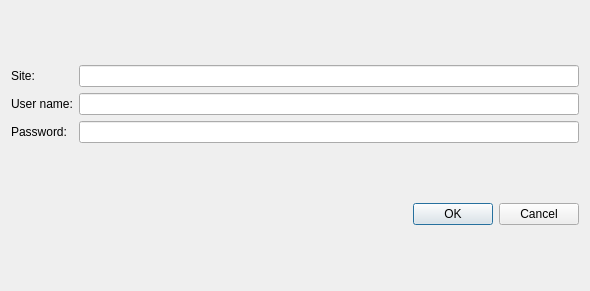
Above: client/qt/LoginDialog.ui from nestal/hearty_rabbit before the change. Below: the same form after it.
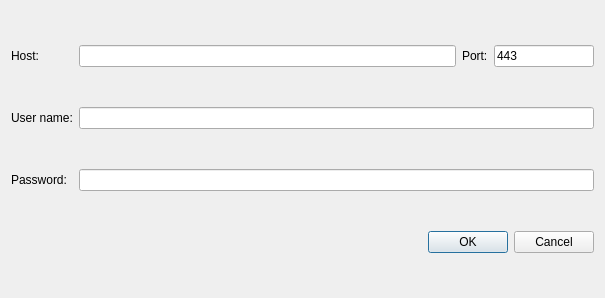
That is the form after the change.

Commit message: Login success to localhost

Patch:
```diff
--- a/client/qt/LoginDialog.ui
+++ b/client/qt/LoginDialog.ui
@@ -6,25 +6,49 @@
    <rect>
     <x>0</x>
     <y>0</y>
-    <width>590</width>
-    <height>291</height>
+    <width>605</width>
+    <height>298</height>
    </rect>
   </property>
   <property name="windowTitle">
    <string>Login to Hearty Rabbit</string>
   </property>
-  <layout class="QVBoxLayout" name="verticalLayout">
-   <item>
     <layout class="QGridLayout" name="gridLayout">
      <item row="0" column="0">
       <widget class="QLabel" name="label">
        <property name="text">
-        <string>Site:</string>
+      <string>Host:</string>
        </property>
       </widget>
      </item>
      <item row="0" column="1">
-      <widget class="QLineEdit" name="site"/>
+    <widget class="QLineEdit" name="host"/>
+   </item>
+   <item row="0" column="2">
+    <widget class="QLabel" name="label_4">
+     <property name="text">
+      <string>Port:</string>
+     </property>
+    </widget>
+   </item>
+   <item row="0" column="3">
+    <widget class="QLineEdit" name="port">
+     <property name="sizePolicy">
+      <sizepolicy hsizetype="Maximum" vsizetype="Fixed">
+       <horstretch>0</horstretch>
+       <verstretch>0</verstretch>
+      </sizepolicy>
+     </property>
+     <property name="maximumSize">
+      <size>
+       <width>100</width>
+       <height>16777215</height>
+      </size>
+     </property>
+     <property name="text">
+      <string>443</string>
+     </property>
+    </widget>
      </item>
      <item row="1" column="0">
       <widget class="QLabel" name="label_2">
@@ -33,7 +57,7 @@
        </property>
       </widget>
      </item>
-     <item row="1" column="1">
+   <item row="1" column="1" colspan="3">
       <widget class="QLineEdit" name="username"/>
      </item>
      <item row="2" column="0">
@@ -43,12 +67,14 @@
        </property>
       </widget>
      </item>
-     <item row="2" column="1">
-      <widget class="QLineEdit" name="password"/>
-     </item>
-    </layout>
-   </item>
-   <item>
+   <item row="2" column="1" colspan="3">
+    <widget class="QLineEdit" name="password">
+     <property name="echoMode">
+      <enum>QLineEdit::Password</enum>
+     </property>
+    </widget>
+   </item>
+   <item row="3" column="1" colspan="3">
     <widget class="QDialogButtonBox" name="buttonBox">
      <property name="orientation">
       <enum>Qt::Horizontal</enum>
```
Lines whose indentation alone changed are shown as unchanged. The commit also changes 5 other files.
